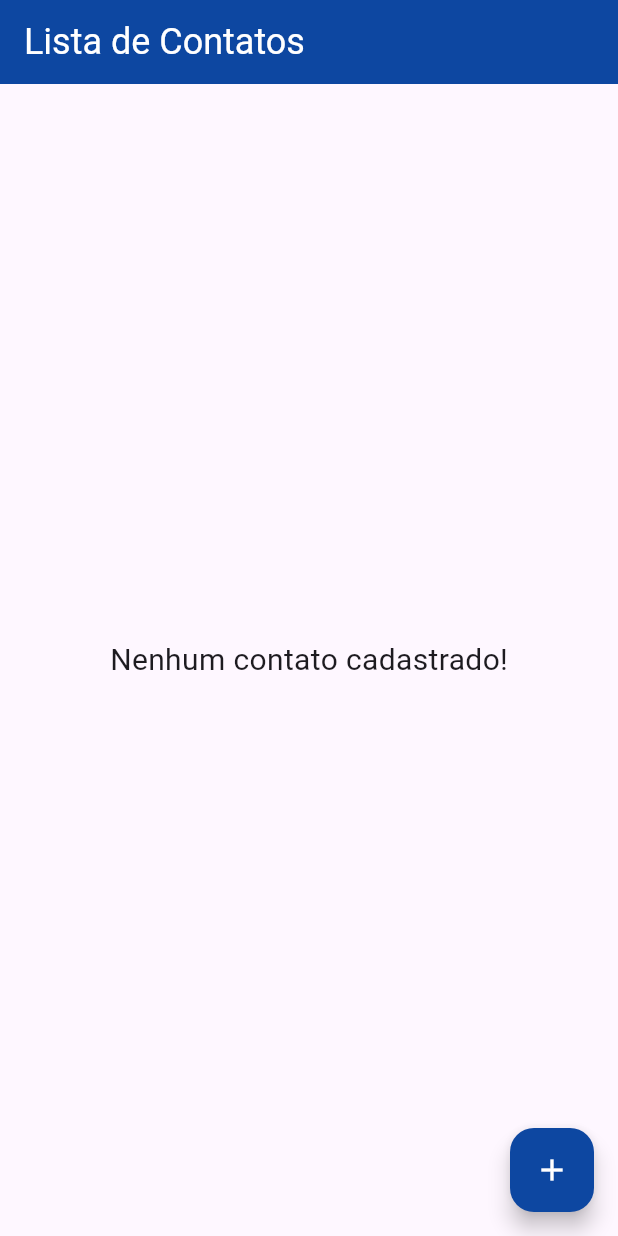
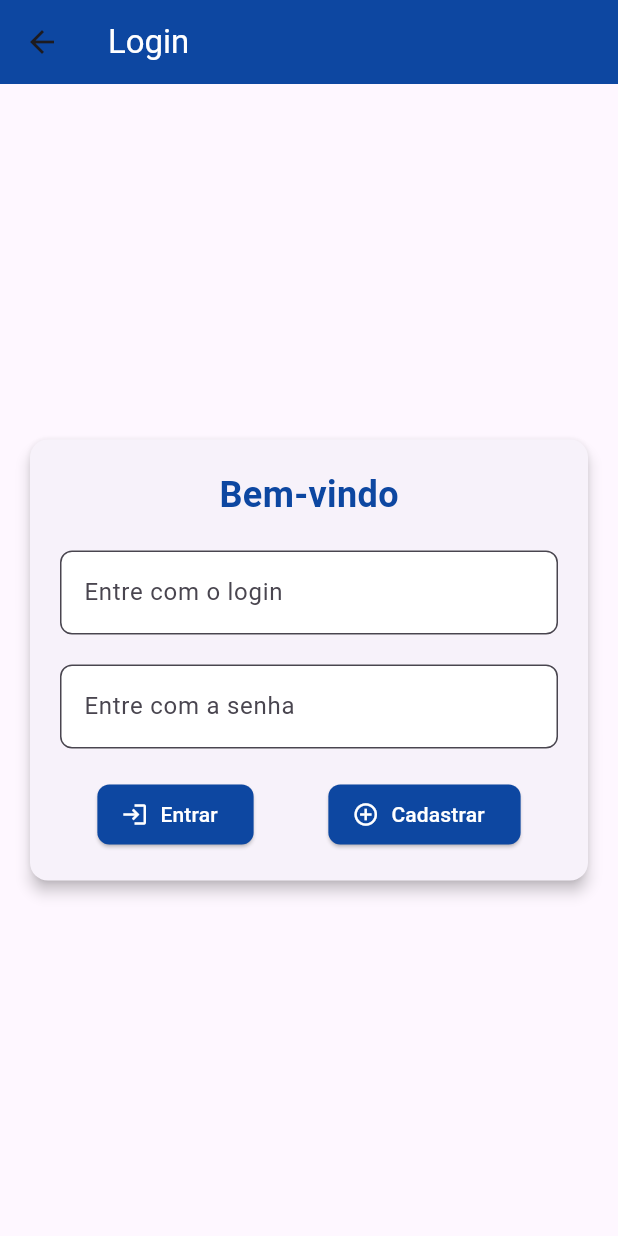
Before and after one commit to Luiz-Filipee/ContatoApp, a Flutter app: the screen it shows after launch, on a phone screen of 412 x 824 dp. Run offline on Flutter 3.47's test engine with Material 3 defaults, Android fonts, the phone set to English and light mode, and no system bars; our stand-ins replace mask_text_input_formatter, shared_preferences, sqflite; accounts and stored records are empty; Roboto replaces fonts that are missing (Montserrat).

Commit message:
feat: implementando login de usuario e autenticaçao com sharedpreferences

```diff
--- /dev/null
+++ b/lib/autenticacao/sharedSessao.dart
@@ -0,0 +1,36 @@
+import 'package:shared_preferences/shared_preferences.dart';
+
+class SharedSessao {
+// Função para salvar o token de autenticação
+  static Future<void> salvarToken(String token) async {
+    final prefs = await SharedPreferences.getInstance();
+    await prefs.setString('auth_token', token);
+  }
+
+// Função para carregar o token de autenticação
+  static Future<String?> carregarToken() async {
+    final prefs = await SharedPreferences.getInstance();
+    return prefs.getString('auth_token');
+  }
+
+// Função para verificar se o usuário está logado
+  static Future<bool> estaLogado() async {
+    final token = await carregarToken();
+    return token != null;
+  }
+
+// Função para remover o token de autenticação (logout)
+  static Future<void> removerToken() async {
+    final prefs = await SharedPreferences.getInstance();
+    await prefs.remove('auth_token');
+  }
+
+// Uso das funções em um fluxo de login/logout
+  static void login(String token) async {
+    await salvarToken(token); // Salva o token no login
+  }
+
+  static void logout() async {
+    await removerToken(); // Remove o token no logout
+  }
+}
--- /dev/null
+++ b/lib/controller/loginController.dart
@@ -0,0 +1,64 @@
+import 'package:agendaapp/autenticacao/sharedSessao.dart';
+import 'package:agendaapp/model/usuario.dart';
+import 'package:agendaapp/repository/usuario_respository.dart';
+import 'package:flutter/material.dart';
+
+class LoginController {
+  final UsuarioRepository _repository;
+
+  LoginController(this._repository);
+
+  Future<void> fazerLogin(
+      String username, String senha, BuildContext context) async {
+    Usuario? usuarioAutenticado = await _repository.fazerLogin(username, senha);
+
+    if (usuarioAutenticado != null) {
+      String token = 'auth_token';
+      await SharedSessao.salvarToken(token);
+      Navigator.pushReplacementNamed(
+          context, '/listagem'); // Redireciona para a tela de listagem
+    } else {
+      ScaffoldMessenger.of(context).showSnackBar(
+        SnackBar(content: Text('Usuário ou senha inválidos')),
+      );
+    }
+  }
+
+  Future<void> registarUsuario(
+      String username, String senha, BuildContext context) async {
+    if (username.isEmpty || senha.isEmpty) {
+      ScaffoldMessenger.of(context).showSnackBar(
+        SnackBar(content: Text('Preencha todos os campos.')),
+      );
+      return;
+    }
+
+    Usuario novoUsuario = Usuario(nome: username, senha: senha);
+
+    try {
+      String result = await _repository.adicionar(novoUsuario);
+
+      if (result == 'Usuário cadastrado com sucesso') {
+        print('ta entrando aqui..');
+        ScaffoldMessenger.of(context).showSnackBar(
+          SnackBar(content: Text('Usuário cadastrado com sucesso!')),
+        );
+        Navigator.pushReplacementNamed(context, '/login');
+      } else {
+        print('Erro retornado: $result');
+        ScaffoldMessenger.of(context).showSnackBar(
+          SnackBar(content: Text('Erro ao cadastrar usuário.')),
+        );
+      }
+    } catch (e) {
+      ScaffoldMessenger.of(context).showSnackBar(
+        SnackBar(content: Text('Erro ao salvar usuário: ${e.toString()}')),
+      );
+    }
+  }
+
+  Future<void> logout(BuildContext context) async {
+    await SharedSessao.removerToken();
+    Navigator.pushReplacementNamed(context, '/login');
+  }
+}
--- a/lib/database/appdatabase.dart
+++ b/lib/database/appdatabase.dart
@@ -2,18 +2,31 @@ import 'package:sqflite/sqflite.dart';
 import 'package:path/path.dart';
 
 class AppDataBase {
+  static Future<void> excluiDataBase() async {
+    String path = join(await getDatabasesPath(), 'meu_banco.db');
+    await deleteDatabase(path);
+    print("Banco de dados excluído.");
+  }
+
   static Future<Database> inicializaDB() async {
     String path = join(await getDatabasesPath(), 'meu_banco.db');
 
-    return await openDatabase(
-      path,
-      version: 1,
-      onCreate: (db, version) async {
-        // Cria a tabela de contatos no banco de dados
-        await db.execute(
-          'CREATE TABLE contatos(id INTEGER PRIMARY KEY AUTOINCREMENT, nome TEXT, telefone TEXT, email TEXT)',
-        );
-      },
-    );
+    return await openDatabase(path, version: 2, onCreate: (db, version) async {
+      print('Criando tabelas...');
+      await db.execute(
+        'CREATE TABLE contatos(id INTEGER PRIMARY KEY AUTOINCREMENT, nome TEXT, telefone TEXT, email TEXT)',
+      );
+      await db.execute(
+        'CREATE TABLE usuarios(id INTEGER PRIMARY KEY AUTOINCREMENT, nome TEXT, senha TEXT)',
+      );
+      print('Tabelas criadas');
+    });
+  }
+
+  static Future<void> listarTabelas() async {
+    final db = await inicializaDB();
+    List<Map<String, dynamic>> tables =
+        await db.rawQuery('SELECT name FROM sqlite_master WHERE type="table"');
+    print("Tabelas no banco de dados: $tables");
   }
 }
--- a/lib/model/contato.dart
+++ b/lib/model/contato.dart
@@ -1,5 +1,3 @@
-import 'dart:ffi';
-
 class Contato {
   int? id;
   String? nome;
--- /dev/null
+++ b/lib/model/usuario.dart
@@ -0,0 +1,24 @@
+class Usuario {
+  int? id;
+  String? nome;
+  String? senha;
+
+  Usuario({
+    this.id,
+    required this.nome,
+    required this.senha,
+  });
+
+  factory Usuario.fromMap(Map<String, dynamic> map) {
+    return Usuario(id: map['id'], nome: map['nome'], senha: map['senha']);
+  }
+
+  Map<String, dynamic> toMap() {
+    return {'id': id, 'nome': nome, 'senha': senha};
+  }
+
+  @override
+  String toString() {
+    return 'Usuario{id: $id, nome: $nome, senha: $senha}';
+  }
+}
--- /dev/null
+++ b/lib/widget/login.dart
@@ -0,0 +1,123 @@
+import 'package:agendaapp/controller/loginController.dart';
+import 'package:agendaapp/repository/usuario_respository.dart';
+import 'package:flutter/material.dart';
+
+class Login extends StatelessWidget {
+  @override
+  Widget build(BuildContext context) {
+    var usuarioController = TextEditingController();
+    var senhaController = TextEditingController();
+    final LoginController _controller = LoginController(UsuarioRepository());
+
+    return Scaffold(
+      appBar: AppBar(
+        title: Text('Login', style: TextStyle(color: Colors.white)),
+        backgroundColor: Colors.blue[900],
+      ),
+      body: Center(
+        child: Padding(
+          padding: const EdgeInsets.all(16.0),
+          child: Card(
+            elevation: 4,
+            shape: RoundedRectangleBorder(
+              borderRadius: BorderRadius.circular(12),
+            ),
+            child: Padding(
+              padding: const EdgeInsets.all(20.0),
+              child: Column(
+                mainAxisSize: MainAxisSize.min,
+                children: [
+                  Text(
+                    'Bem-vindo',
+                    style: TextStyle(
+                      fontSize: 24,
+                      fontWeight: FontWeight.bold,
+                      color: Colors.blue[900],
+                    ),
+                  ),
+                  SizedBox(height: 20),
+                  TextField(
+                    decoration: InputDecoration(
+                      hintText: "Entre com o login",
+                      border: OutlineInputBorder(
+                        borderRadius: BorderRadius.circular(8),
+                        borderSide: BorderSide(color: Colors.blue[900]!),
+                      ),
+                      focusedBorder: OutlineInputBorder(
+                        borderRadius: BorderRadius.circular(8),
+                        borderSide: BorderSide(color: Colors.blue[900]!),
+                      ),
+                      filled: true,
+                      fillColor: Colors.white,
+                    ),
+                    controller: usuarioController,
+                  ),
+                  SizedBox(height: 20),
+                  TextField(
+                    obscureText: true,
+                    decoration: InputDecoration(
+                      hintText: "Entre com a senha",
+                      border: OutlineInputBorder(
+                        borderRadius: BorderRadius.circular(8),
+                        borderSide: BorderSide(color: Colors.blue[900]!),
+                      ),
+                      focusedBorder: OutlineInputBorder(
+                        borderRadius: BorderRadius.circular(8),
+                        borderSide: BorderSide(color: Colors.blue[900]!),
+                      ),
+                      filled: true,
+                      fillColor: Colors.white,
+                    ),
+                    controller: senhaController,
+                  ),
+                  SizedBox(height: 20),
+                  Row(
+                    mainAxisAlignment: MainAxisAlignment.spaceAround,
+                    children: [
+                      ElevatedButton.icon(
+                        onPressed: () async {
+                          await _controller.fazerLogin(
+                            usuarioController.text,
+                            senhaController.text,
+                            context,
+                          );
+                        },
+                        icon: Icon(Icons.login),
+                        label: Text('Entrar'),
+                        style: ElevatedButton.styleFrom(
+                          primary: Colors.blue[900],
+                          onPrimary: Colors.white,
+                          shape: RoundedRectangleBorder(
+                            borderRadius: BorderRadius.circular(8),
+                          ),
+                        ),
+                      ),
+                      ElevatedButton.icon(
+                        onPressed: () async {
+                          await _controller.registarUsuario(
+                            usuarioController.text,
+                            senhaController.text,
+                            context,
+                          );
+                        },
+                        icon: Icon(Icons.add_circle_outline_sharp),
+                        label: Text('Cadastrar'),
+                        style: ElevatedButton.styleFrom(
+                          primary: Colors.blue[900],
+                          onPrimary: Colors.white,
+                          shape: RoundedRectangleBorder(
+                            borderRadius: BorderRadius.circular(8),
+                          ),
+                        ),
+                      ),
+                    ],
+                  ),
+                ],
+              ),
+            ),
+          ),
+        ),
+      ),
+    );
+  }
+}
--- a/pubspec.yaml
+++ b/pubspec.yaml
@@ -38,6 +38,7 @@ dependencies:
   # Use with the CupertinoIcons class for iOS style icons.
   cupertino_icons: ^1.0.2
   sqflite: ^2.3.2
+  shared_preferences: ^2.2.3
 
 dev_dependencies:
   flutter_test:
```
Also changed, not shown: lib/main.dart (+47 -4 lines), lib/repository/usuario_respository.dart (added, +79 -0 lines), lib/widget/listagem.dart (+12 -0 lines), lib/widget/splash_screen.dart (added, +25 -0 lines), pubspec.lock, 1 other file.
